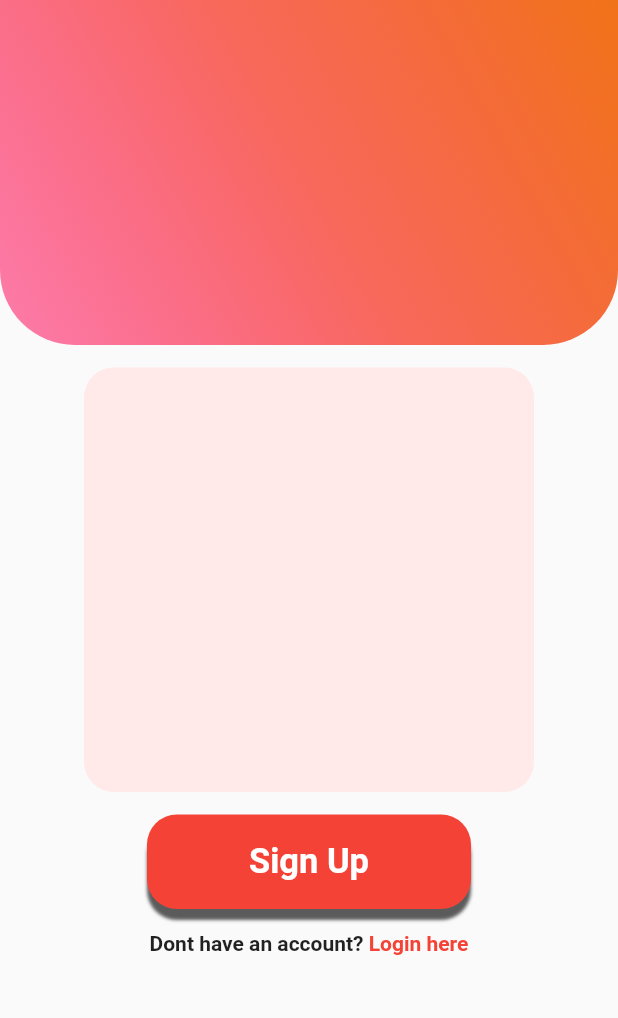
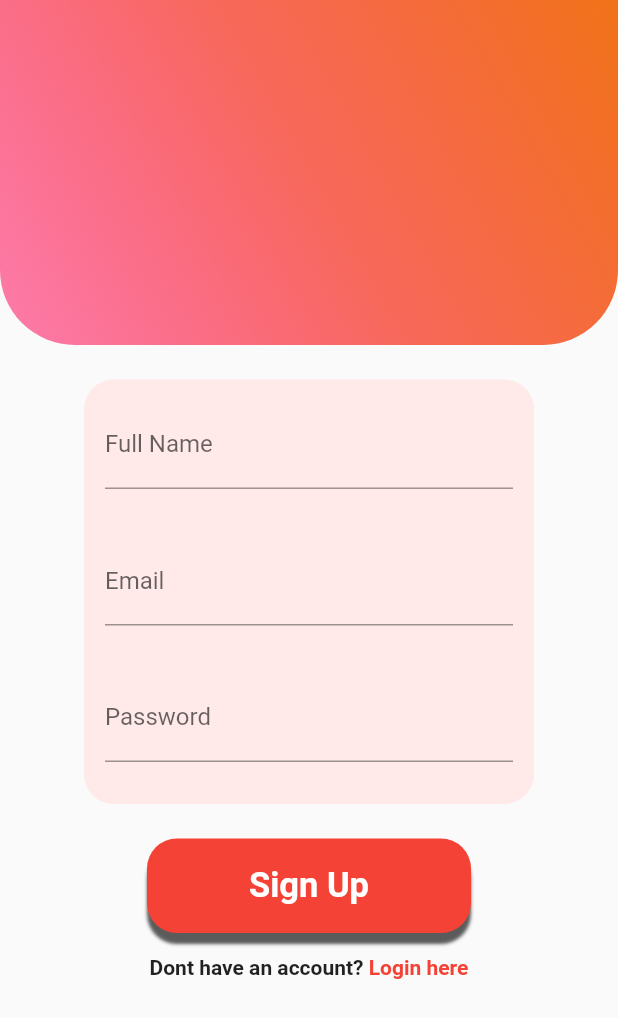
Before and after one commit to garima-pachori/SocialClip, a Flutter app: the screen it shows after launch, after a tap on "Sign up here", on a phone screen of 412 x 824 dp. Shown: the top 1018 px of the screen. Run offline on Flutter 3.47's test engine with Material 2 defaults, Android fonts, the phone set to English and light mode, and no system bars; our stand-ins replace firebase_auth, firebase_core; accounts and stored records are empty.

Commit message:
improved ui

```diff
--- a/lib/main.dart
+++ b/lib/main.dart
@@ -22,7 +22,7 @@ class MyApp extends StatelessWidget {
       theme: ThemeData(
         primarySwatch: Colors.blue,
       ),
-      home: LoginPage(),
+      home: const LoginPage(),
       routes: {
         NavigationPage.route: (context) => NavigationPage(),
         LoginPage.route: (context) => LoginPage(),
--- a/lib/screens/LoginPage.dart
+++ b/lib/screens/LoginPage.dart
@@ -19,8 +19,8 @@ class LoginPage extends StatefulWidget {
 
 class _LoginPageState extends State<LoginPage> {
 
-  TextEditingController _emailController = TextEditingController();
-  TextEditingController _passwordController = TextEditingController();
+  final TextEditingController _emailController = TextEditingController();
+  final TextEditingController _passwordController = TextEditingController();
   final GlobalKey<FormState> _formKey = GlobalKey<FormState>();
 
   @override
@@ -53,17 +53,23 @@ class _LoginPageState extends State<LoginPage> {
               const SizedBox(
                 height: 15.0,
               ),
-              Container(
-                height: 220.0,
+              Padding(
+                padding: const EdgeInsets.all(8.0),
+                child: Container(
+                  height: 200.0,
                   width: 300.0,
                   decoration: BoxDecoration(
                     borderRadius: BorderRadius.circular(20),
-                  color: Color(0xffFFE9E9),
+                    color: const Color(0xffFFE9E9),
                   ),
+                  child: Padding(
+                    padding: const EdgeInsets.all(10.0),
                     child: Column(
                       mainAxisAlignment: MainAxisAlignment.center,
                       children: [
-                    TextFormField(
+                        Padding(
+                          padding: const EdgeInsets.all(8.0),
+                          child: TextFormField(
                               controller: _emailController,
                               keyboardType: TextInputType.emailAddress,
                               // ignore: prefer_const_constructors
@@ -71,15 +77,21 @@ class _LoginPageState extends State<LoginPage> {
                                 labelText: 'Email',
                               ),
                           ),
+                        ),
                          const SizedBox(height: 10),
-                    TextFormField(
+                        Padding(
+                          padding: const EdgeInsets.all(8.0),
+                          child: TextFormField(
                             controller: _passwordController,
                             obscureText: true,
                             decoration: const InputDecoration(
                               labelText: 'Password',
                             ),
                           ),
+                        ),
                       ],
+                    ),
+                  ),
                 ),
               ),
               const SizedBox(
--- a/lib/screens/SignUpPage.dart
+++ b/lib/screens/SignUpPage.dart
@@ -5,11 +5,19 @@ import 'package:social_clip/view/gradient.dart';
 
 import '../view/AppButton.dart';
 
-class SignUpPage extends StatelessWidget {
+class SignUpPage extends StatefulWidget {
   const SignUpPage({super.key});
    static const route = '/Signup_page';
 
+  @override
+  State<SignUpPage> createState() => _SignUpPageState();
+}
 
+class _SignUpPageState extends State<SignUpPage> {
+  final _formKey = GlobalKey<FormState>();
+  final _nameController = TextEditingController();
+  final _emailController = TextEditingController();
+  final _passwordController = TextEditingController();
 
   @override
   Widget build(BuildContext context) {
@@ -25,12 +33,53 @@ class SignUpPage extends StatelessWidget {
               const SizedBox(
                 height: 15.0,
               ),
-              Container(
-                height: 283.0,
-                width: 300.0,
-                decoration: BoxDecoration(
-                  borderRadius: BorderRadius.circular(20),
-                  color: Color(0xffFFE9E9),
+              Padding(
+                padding: const EdgeInsets.all(8.0),
+                child: Container(
+                  height: 283.0,
+                  width: 300.0,
+                  decoration: BoxDecoration(
+                    borderRadius: BorderRadius.circular(20),
+                    color: Color(0xffFFE9E9),
+                  ),
+                  child: Padding(
+                    padding: const EdgeInsets.all(8.0),
+                    child: Column(
+                      children: [
+                        Padding(
+                          padding: const EdgeInsets.all(6.0),
+                          child: TextFormField(
+                              controller: _nameController,
+                              decoration: InputDecoration(
+                                labelText: 'Full Name',
+                              ),
+                          ),
+                        ),
+                        const SizedBox(height: 20),
+                        Padding(
+                          padding: const EdgeInsets.all(6.0),
+                          child: TextFormField(
+                            controller: _emailController,
+                            keyboardType: TextInputType.emailAddress,
+                            decoration: const InputDecoration(
+                              labelText: 'Email',
+                            ),
+                          ),
+                        ),
+                        SizedBox(height: 20),
+                        Padding(
+                          padding: const EdgeInsets.all(6.0),
+                          child: TextFormField(
+                            controller: _passwordController,
+                            obscureText: true,
+                            decoration: InputDecoration(
+                              labelText: 'Password',
+                            ),
+                          ),
+                        ),
+                      ],
+                    ),
+                  ),
                 ),
               ),
               const SizedBox(
```
Lines whose indentation alone changed are shown as unchanged.
